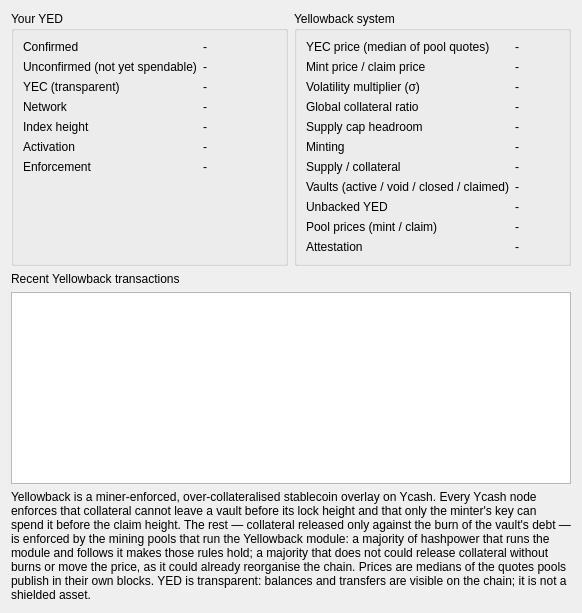
boyfromcave/yecwallet-dd, file src/yellowbackoverview.ui: the form before one commit.
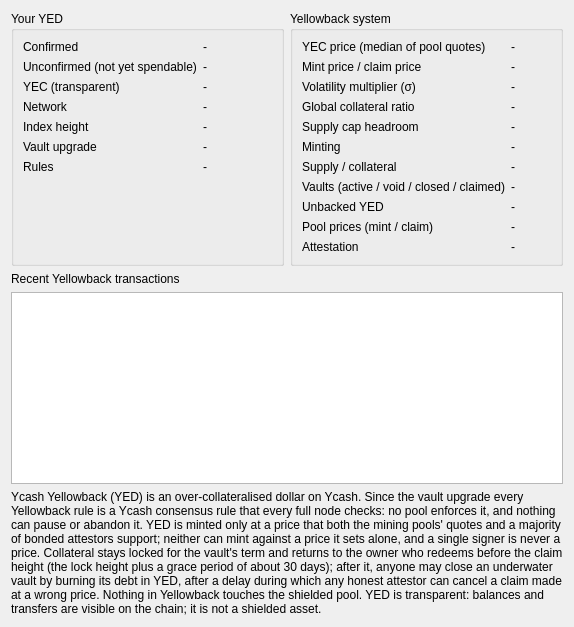
The form after the commit.

Commit message: Yellowback: rpcversion 5 (the vault upgrade): claim intents, Pending claims (release, attestor cancel), attestor set membership and heartbeat; sweep and enforcement UI removed

```diff
--- a/src/yellowbackoverview.ui
+++ b/src/yellowbackoverview.ui
@@ -19,9 +19,9 @@
         <item row="3" column="1"><widget class="QLabel" name="lblNetwork"><property name="text"><string>-</string></property></widget></item>
         <item row="4" column="0"><widget class="QLabel" name="l5"><property name="text"><string>Index height</string></property></widget></item>
         <item row="4" column="1"><widget class="QLabel" name="lblIndexHeight"><property name="text"><string>-</string></property></widget></item>
-        <item row="5" column="0"><widget class="QLabel" name="l6"><property name="text"><string>Activation</string></property></widget></item>
+        <item row="5" column="0"><widget class="QLabel" name="l6"><property name="text"><string>Vault upgrade</string></property></widget></item>
         <item row="5" column="1"><widget class="QLabel" name="lblActivation"><property name="text"><string>-</string></property><property name="wordWrap"><bool>true</bool></property></widget></item>
-        <item row="6" column="0"><widget class="QLabel" name="l7"><property name="text"><string>Enforcement</string></property></widget></item>
+        <item row="6" column="0"><widget class="QLabel" name="l7"><property name="text"><string>Rules</string></property></widget></item>
         <item row="6" column="1"><widget class="QLabel" name="lblEnforcement"><property name="text"><string>-</string></property><property name="wordWrap"><bool>true</bool></property></widget></item>
        </layout>
       </widget>
@@ -69,7 +69,7 @@
    <item>
     <widget class="QLabel" name="lblTrust">
      <property name="wordWrap"><bool>true</bool></property>
-     <property name="text"><string>Yellowback is a miner-enforced, over-collateralised stablecoin overlay on Ycash. Every Ycash node enforces that collateral cannot leave a vault before its lock height and that only the minter's key can spend it before the claim height. The rest — collateral released only against the burn of the vault's debt — is enforced by the mining pools that run the Yellowback module: a majority of hashpower that runs the module and follows it makes those rules hold; a majority that does not could release collateral without burns or move the price, as it could already reorganise the chain. Prices are medians of the quotes pools publish in their own blocks. YED is transparent: balances and transfers are visible on the chain; it is not a shielded asset.</string></property>
+     <property name="text"><string>Ycash Yellowback (YED) is an over-collateralised dollar on Ycash. Since the vault upgrade every Yellowback rule is a Ycash consensus rule that every full node checks: no pool enforces it, and nothing can pause or abandon it. YED is minted only at a price that both the mining pools' quotes and a majority of bonded attestors support; neither can mint against a price it sets alone, and a single signer is never a price. Collateral stays locked for the vault's term and returns to the owner who redeems before the claim height (the lock height plus a grace period of about 30 days); after it, anyone may close an underwater vault by burning its debt in YED, after a delay during which any honest attestor can cancel a claim made at a wrong price. Nothing in Yellowback touches the shielded pool. YED is transparent: balances and transfers are visible on the chain; it is not a shielded asset.</string></property>
     </widget>
    </item>
   </layout>
```
Left out of the diff: 2 changed lines with no effect on the pictures. The commit also changes 20 other files.
